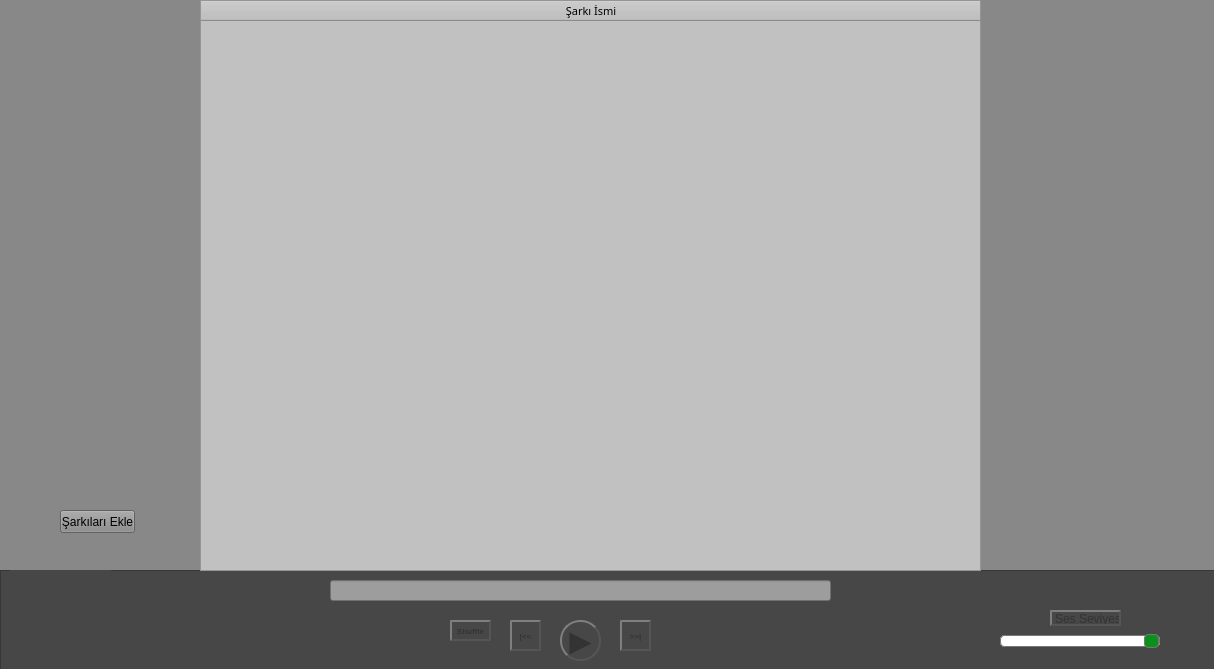
Qt form gui.ui (nicktimur/Python-OOP-MP3-Player) before a commit.
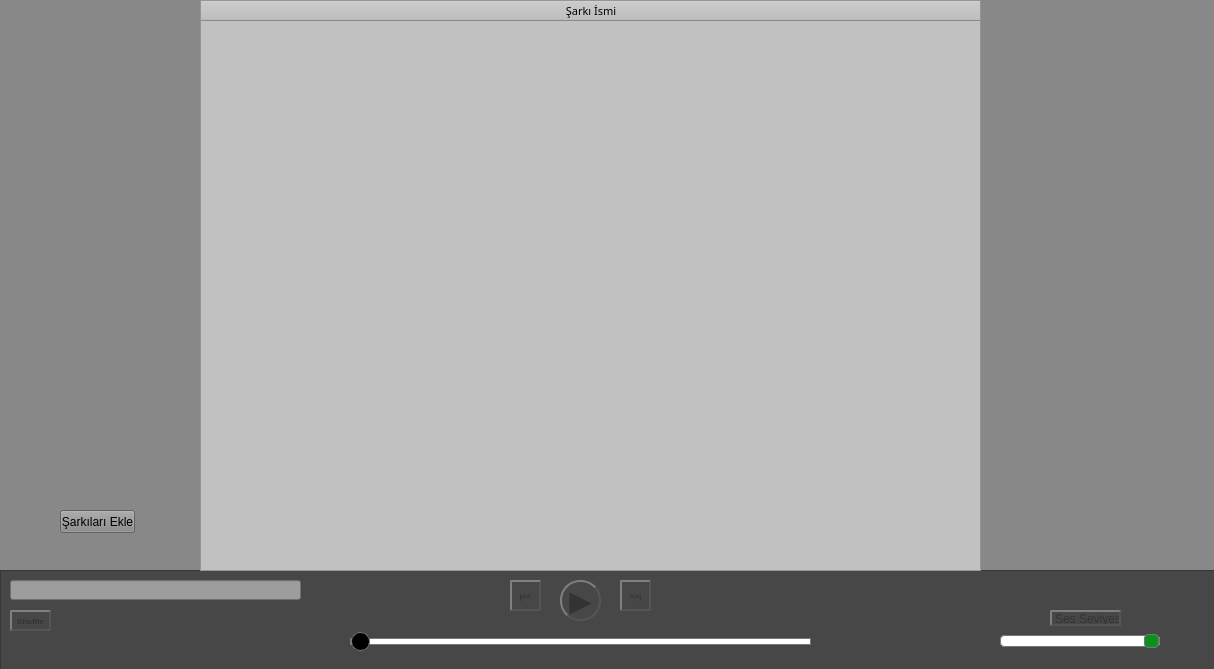
The same form after that commit. Icons and pictures are not drawn.

Commit message: Slider eklendi fln

Patch:
```diff
--- a/gui.ui
+++ b/gui.ui
@@ -73,7 +73,7 @@
     <property name="geometry">
      <rect>
       <x>560</x>
-      <y>50</y>
+      <y>10</y>
       <width>41</width>
       <height>41</height>
      </rect>
@@ -118,10 +118,10 @@
    <widget class="QLineEdit" name="nowPlaying">
     <property name="geometry">
      <rect>
-      <x>330</x>
+      <x>10</x>
       <y>10</y>
-      <width>501</width>
-      <height>21</height>
+      <width>291</width>
+      <height>20</height>
      </rect>
     </property>
     <property name="styleSheet">
@@ -138,7 +138,7 @@
     <property name="geometry">
      <rect>
       <x>620</x>
-      <y>50</y>
+      <y>10</y>
       <width>31</width>
       <height>31</height>
      </rect>
@@ -189,7 +189,7 @@
     <property name="geometry">
      <rect>
       <x>510</x>
-      <y>50</y>
+      <y>10</y>
       <width>31</width>
       <height>31</height>
      </rect>
@@ -237,8 +237,8 @@
    <widget class="QPushButton" name="Shuffle">
     <property name="geometry">
      <rect>
-      <x>450</x>
-      <y>50</y>
+      <x>10</x>
+      <y>40</y>
       <width>41</width>
       <height>21</height>
      </rect>
@@ -389,17 +389,82 @@
      <string>&lt;html&gt;&lt;head/&gt;&lt;body&gt;&lt;p align=&quot;center&quot;&gt;Ses Seviyesi&lt;/p&gt;&lt;/body&gt;&lt;/html&gt;</string>
     </property>
    </widget>
-   <widget class="QLabel" name="img_box">
+   <widget class="QSlider" name="PlaySlider">
     <property name="geometry">
      <rect>
-      <x>10</x>
-      <y>0</y>
-      <width>101</width>
-      <height>91</height>
+      <x>350</x>
+      <y>60</y>
+      <width>461</width>
+      <height>22</height>
      </rect>
+    </property>
+    <property name="styleSheet">
+     <string notr="true">QSlider::groove:horizontal {
+border: 1px solid #bbb;
+background: white;
+height: 5px;
+border-radius: 4px;
+}
+
+QSlider::sub-page:horizontal {
+background: qlineargradient(x1: 0, y1: 0,    x2: 0, y2: 1,
+    stop: 0 #151515, stop: 1 #505050);
+
+border: 1px solid #777;
+height: 10px;
+border-radius: 4px;
+}
+
+QSlider::add-page:horizontal {
+background: #fff;
+border: 1px solid #777;
+height: 10px;
+border-radius: 8px;
+}
+
+QSlider::handle:horizontal {
+background-color: rgb(0, 0, 0);
+border: 1px solid #777;
+width: 17px;
+height: 30px;
+margin-top: -7px;
+margin-bottom: -7px;
+border-radius: 9px;
+}
+
+
+</string>
+    </property>
+    <property name="maximum">
+     <number>100</number>
+    </property>
+    <property name="value">
+     <number>0</number>
+    </property>
+    <property name="sliderPosition">
+     <number>0</number>
+    </property>
+    <property name="tracking">
+     <bool>true</bool>
+    </property>
+    <property name="orientation">
+     <enum>Qt::Horizontal</enum>
+    </property>
+   </widget>
+   <widget class="QLabel" name="time">
+    <property name="geometry">
+     <rect>
+      <x>306</x>
+      <y>60</y>
+      <width>31</width>
+      <height>21</height>
+     </rect>
+    </property>
+    <property name="styleSheet">
+     <string notr="true"/>
     </property>
     <property name="text">
-     <string/>
+     <string>&lt;html&gt;&lt;head/&gt;&lt;body&gt;&lt;p align=&quot;center&quot;&gt;&lt;br/&gt;&lt;/p&gt;&lt;/body&gt;&lt;/html&gt;</string>
     </property>
    </widget>
   </widget>
```
The commit also changes 5 other files.
